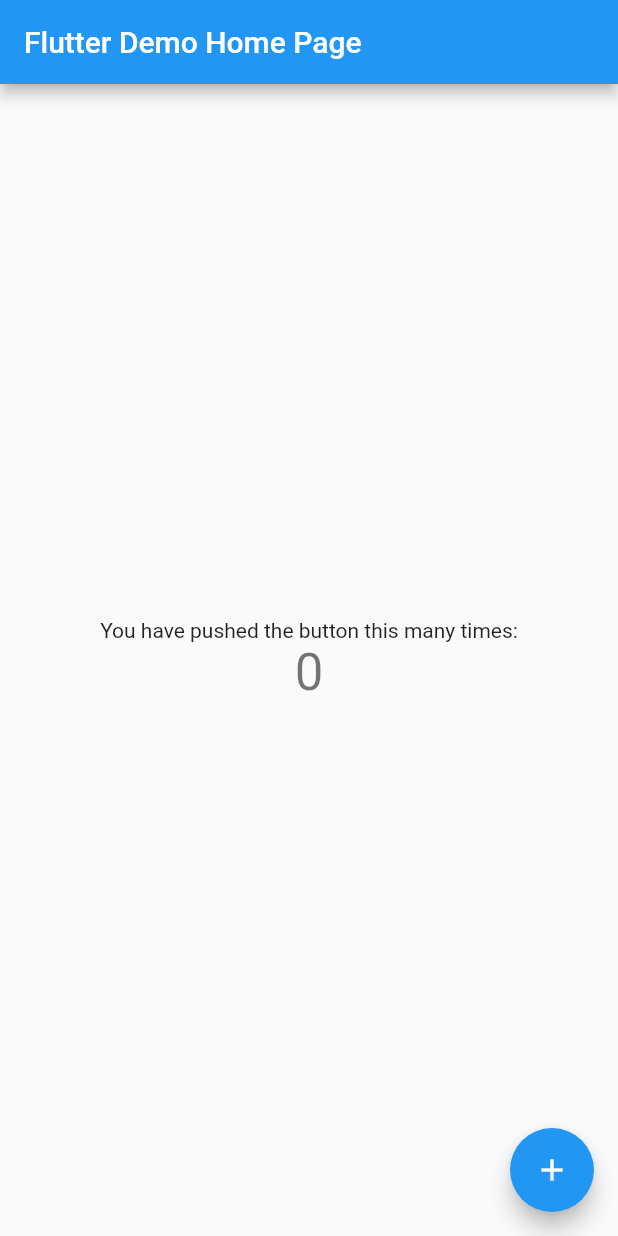
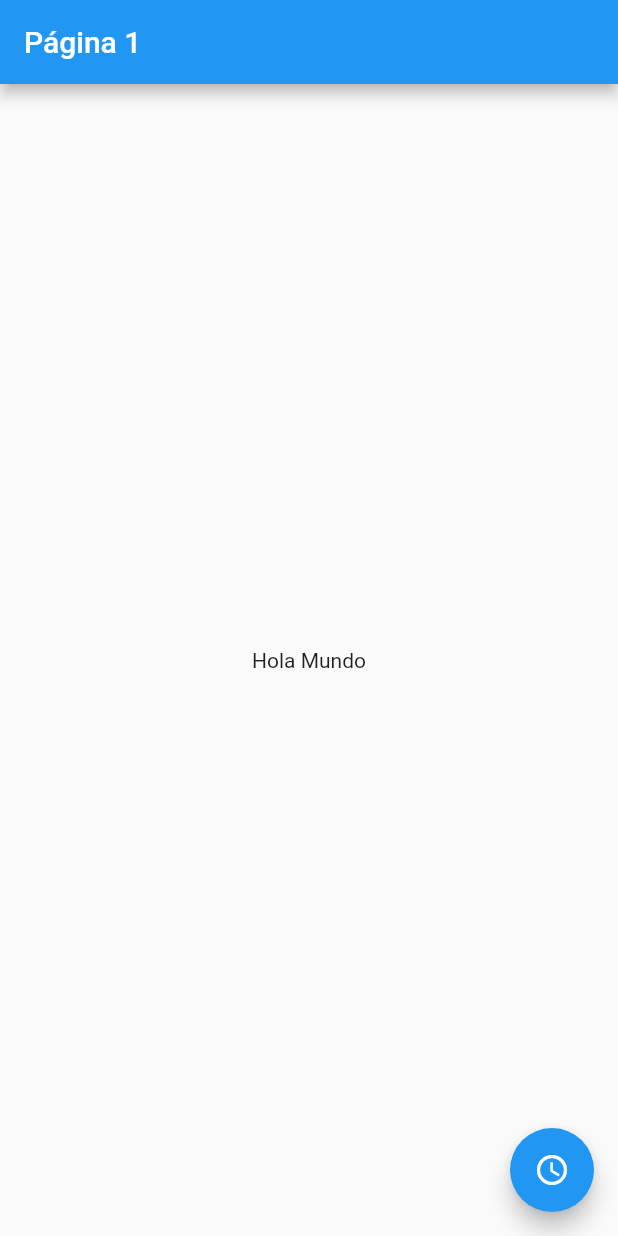
Before and after one commit to pedromolesp/TransicionesFlutter, a Flutter app: the screen it shows after launch, on a phone screen of 412 x 824 dp. Run offline on Flutter 3.47's test engine with Material 2 defaults, Android fonts, the light colour scheme and no system bars.

Commit message:
terminada clase 190

```diff
--- a/lib/main.dart
+++ b/lib/main.dart
@@ -1,113 +1,14 @@
 import 'package:flutter/material.dart';
+import 'package:transiciones/pages/pagina1_page.dart';
 
-void main() {
-  runApp(MyApp());
-}
+void main() => runApp(MyApp());
 
 class MyApp extends StatelessWidget {
-  // This widget is the root of your application.
   @override
   Widget build(BuildContext context) {
     return MaterialApp(
-      title: 'Flutter Demo',
-      theme: ThemeData(
-        // This is the theme of your application.
-        //
-        // Try running your application with "flutter run". You'll see the
-        // application has a blue toolbar. Then, without quitting the app, try
-        // changing the primarySwatch below to Colors.green and then invoke
-        // "hot reload" (press "r" in the console where you ran "flutter run",
-        // or simply save your changes to "hot reload" in a Flutter IDE).
-        // Notice that the counter didn't reset back to zero; the application
-        // is not restarted.
-        primarySwatch: Colors.blue,
-      ),
-      home: MyHomePage(title: 'Flutter Demo Home Page'),
+      title: 'Material App',
+      home: Pagina1Page(),
     );
   }
 }
-
-class MyHomePage extends StatefulWidget {
-  MyHomePage({Key? key, required this.title}) : super(key: key);
-
-  // This widget is the home page of your application. It is stateful, meaning
-  // that it has a State object (defined below) that contains fields that affect
-  // how it looks.
-
-  // This class is the configuration for the state. It holds the values (in this
-  // case the title) provided by the parent (in this case the App widget) and
-  // used by the build method of the State. Fields in a Widget subclass are
-  // always marked "final".
-
-  final String title;
-
-  @override
-  _MyHomePageState createState() => _MyHomePageState();
-}
-
-class _MyHomePageState extends State<MyHomePage> {
-  int _counter = 0;
-
-  void _incrementCounter() {
-    setState(() {
-      // This call to setState tells the Flutter framework that something has
-      // changed in this State, which causes it to rerun the build method below
-      // so that the display can reflect the updated values. If we changed
-      // _counter without calling setState(), then the build method would not be
-      // called again, and so nothing would appear to happen.
-      _counter++;
-    });
-  }
-
-  @override
-  Widget build(BuildContext context) {
-    // This method is rerun every time setState is called, for instance as done
-    // by the _incrementCounter method above.
-    //
-    // The Flutter framework has been optimized to make rerunning build methods
-    // fast, so that you can just rebuild anything that needs updating rather
-    // than having to individually change instances of widgets.
-    return Scaffold(
-      appBar: AppBar(
-        // Here we take the value from the MyHomePage object that was created by
-        // the App.build method, and use it to set our appbar title.
-        title: Text(widget.title),
-      ),
-      body: Center(
-        // Center is a layout widget. It takes a single child and positions it
-        // in the middle of the parent.
-        child: Column(
-          // Column is also a layout widget. It takes a list of children and
-          // arranges them vertically. By default, it sizes itself to fit its
-          // children horizontally, and tries to be as tall as its parent.
-          //
-          // Invoke "debug painting" (press "p" in the console, choose the
-          // "Toggle Debug Paint" action from the Flutter Inspector in Android
-          // Studio, or the "Toggle Debug Paint" command in Visual Studio Code)
-          // to see the wireframe for each widget.
-          //
-          // Column has various properties to control how it sizes itself and
-          // how it positions its children. Here we use mainAxisAlignment to
-          // center the children vertically; the main axis here is the vertical
-          // axis because Columns are vertical (the cross axis would be
-          // horizontal).
-          mainAxisAlignment: MainAxisAlignment.center,
-          children: <Widget>[
-            Text(
-              'You have pushed the button this many times:',
-            ),
-            Text(
-              '$_counter',
-              style: Theme.of(context).textTheme.headline4,
-            ),
-          ],
-        ),
-      ),
-      floatingActionButton: FloatingActionButton(
-        onPressed: _incrementCounter,
-        tooltip: 'Increment',
-        child: Icon(Icons.add),
-      ), // This trailing comma makes auto-formatting nicer for build methods.
-    );
-  }
-}
--- /dev/null
+++ b/lib/pages/pagina1_page.dart
@@ -0,0 +1,19 @@
+import 'package:flutter/material.dart';
+
+class Pagina1Page extends StatelessWidget {
+  @override
+  Widget build(BuildContext context) {
+    return Scaffold(
+      appBar: AppBar(
+        title: Text("Página 1"),
+      ),
+      body: Center(
+        child: Text('Hola Mundo'),
+      ),
+      floatingActionButton: FloatingActionButton(
+        onPressed: () {},
+        child: Icon(Icons.access_time),
+      ),
+    );
+  }
+}
--- /dev/null
+++ b/lib/pages/pagina2_page.dart
@@ -0,0 +1,19 @@
+import 'package:flutter/material.dart';
+
+class Pagina1Page extends StatelessWidget {
+  @override
+  Widget build(BuildContext context) {
+    return Scaffold(
+      appBar: AppBar(
+        title: Text("Página 1"),
+      ),
+      body: Center(
+        child: Text('Hola Mundo'),
+      ),
+      floatingActionButton: FloatingActionButton(
+        onPressed: () {},
+        child: Icon(Icons.access_time),
+      ),
+    );
+  }
+}
```
